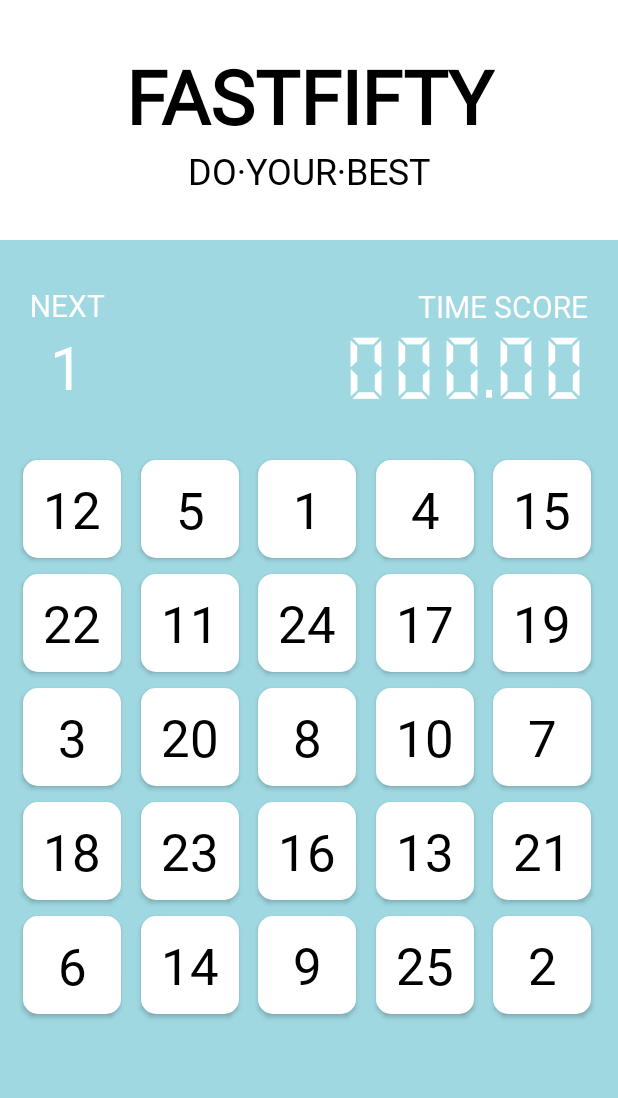
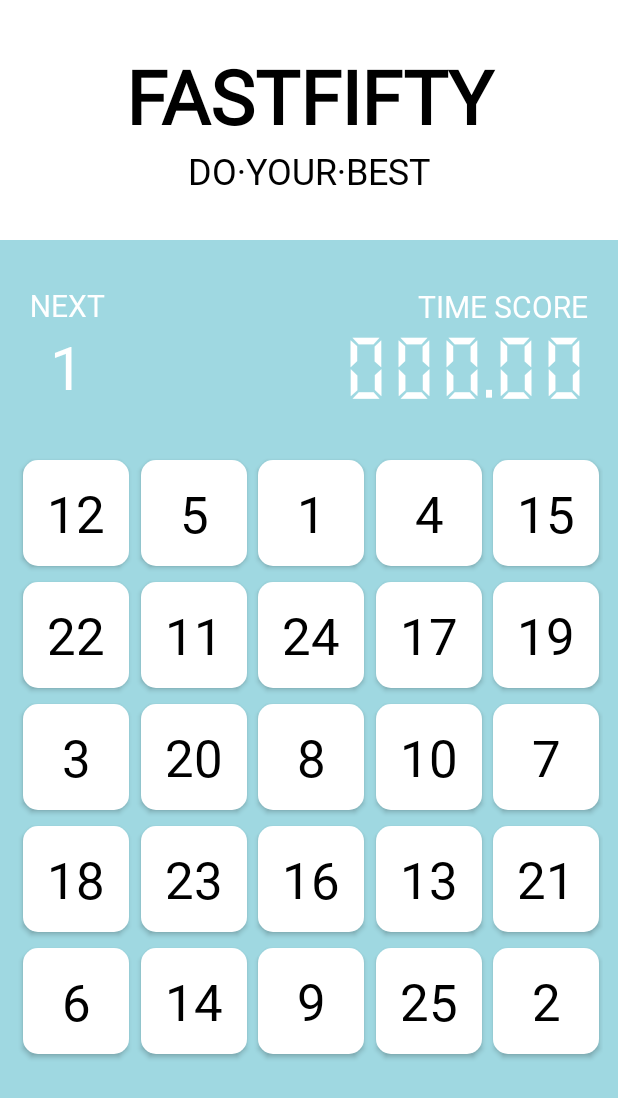
Before and after one commit to yoonsangkwak/soft_squared, an Android app: the screen it shows after launch (GameActivity), after a tap on "START", on a phone screen of 412 x 824 dp. Shown: the top 1098 px of the screen. Run offline under Robolectric (Android 15) with nearby library versions, the phone set to English and light mode, and no system bars.

Commit message:
splash, hint

```diff
--- a/MyThread/app/src/main/AndroidManifest.xml
+++ b/MyThread/app/src/main/AndroidManifest.xml
@@ -9,9 +9,10 @@
         android:label="@string/app_name"
         android:roundIcon="@mipmap/ic_launcher_round"
         android:supportsRtl="true"
-        android:theme="@style/Theme.MyThread">
+        android:theme="@style/MyThread">
         <activity android:name=".GameActivity" />
-        <activity android:name=".MainActivity">
+        <activity android:name=".MainActivity"
+            android:theme="@style/SplashTheme">
             <intent-filter>
                 <action android:name="android.intent.action.MAIN" />
 
--- a/MyThread/app/src/main/java/site/yoonsang/mythread/MainActivity.kt
+++ b/MyThread/app/src/main/java/site/yoonsang/mythread/MainActivity.kt
@@ -15,6 +15,7 @@ class MainActivity : AppCompatActivity() {
     private var bgmIsOn = MyApplication.prefs.getBoolean("bgm")
 
     override fun onCreate(savedInstanceState: Bundle?) {
+        setTheme(R.style.MyThread)
         super.onCreate(savedInstanceState)
         binding = ActivityMainBinding.inflate(layoutInflater)
         setContentView(binding.root)
--- a/MyThread/app/src/main/java/site/yoonsang/mythread/TileAdapter.kt
+++ b/MyThread/app/src/main/java/site/yoonsang/mythread/TileAdapter.kt
@@ -35,15 +35,19 @@ class TileAdapter(
         binding = ItemTileBinding.inflate(inflater, parent, false)
         val lp: GridLayoutManager.LayoutParams =
             binding.root.layoutParams as GridLayoutManager.LayoutParams
-        lp.width = parent.measuredWidth / 6
-        lp.height = parent.measuredWidth / 6
+        if (parent.measuredWidth <= parent.measuredHeight) {
+            lp.width = (parent.measuredWidth / 5.5).toInt()
+            lp.height = (parent.measuredWidth / 5.5).toInt()
+        } else {
+            lp.width = (parent.measuredHeight / 5.5).toInt()
+            lp.height = (parent.measuredHeight / 5.5).toInt()
+        }
         binding.root.layoutParams = lp
         return ViewHolder(binding.root)
     }
 
     override fun onBindViewHolder(holder: ViewHolder, position: Int) {
-        val number = _1to50[position]
-        holder.tileNumber.text = number.toString()
+        holder.tileNumber.text = _1to50[position].toString()
         holder.tileNumber.visibility = visible[position]
     }
 
--- /dev/null
+++ b/MyThread/app/src/main/res/drawable/splash.xml
@@ -0,0 +1,9 @@
+<?xml version="1.0" encoding="utf-8"?>
+<layer-list xmlns:android="http://schemas.android.com/apk/res/android">
+    <item android:drawable="@android:color/white" />
+    <item
+        android:width="150dp"
+        android:height="150dp"
+        android:gravity="center"
+        android:drawable="@drawable/all" />
+</layer-list>
--- a/MyThread/app/src/main/res/layout/activity_game.xml
+++ b/MyThread/app/src/main/res/layout/activity_game.xml
@@ -136,7 +136,6 @@
         android:id="@+id/game_recycler_view"
         android:layout_width="0dp"
         android:layout_height="0dp"
-        app:layout_constraintVertical_weight="1"
         android:layout_margin="10dp"
         android:overScrollMode="never"
         app:layoutManager="androidx.recyclerview.widget.GridLayoutManager"
--- a/MyThread/app/src/main/res/layout/item_high_score.xml
+++ b/MyThread/app/src/main/res/layout/item_high_score.xml
@@ -2,7 +2,7 @@
 <LinearLayout xmlns:android="http://schemas.android.com/apk/res/android"
     android:layout_width="360dp"
     android:layout_height="wrap_content"
-    android:layout_marginVertical="5dp"
+    android:layout_marginVertical="10dp"
     android:orientation="horizontal">
 
     <TextView
--- a/MyThread/app/src/main/res/layout/item_tile.xml
+++ b/MyThread/app/src/main/res/layout/item_tile.xml
@@ -6,7 +6,7 @@
     android:layout_margin="5dp"
     android:padding="5dp"
     android:background="@drawable/number_background"
-    android:fontFamily="@font/popbubble"
+    android:fontFamily="@font/popbubblefill"
     android:text="1"
     android:textColor="@color/black"
     android:textSize="34sp" />
--- a/MyThread/app/src/main/res/values/themes.xml
+++ b/MyThread/app/src/main/res/values/themes.xml
@@ -1,6 +1,6 @@
 <resources xmlns:tools="http://schemas.android.com/tools">
     <!-- Base application theme. -->
-    <style name="Theme.MyThread" parent="Theme.MaterialComponents.DayNight.DarkActionBar">
+    <style name="MyThread" parent="Theme.MaterialComponents.DayNight.DarkActionBar">
         <!-- Primary brand color. -->
         <item name="colorPrimary">@color/purple_500</item>
         <item name="colorPrimaryVariant">@color/purple_700</item>
@@ -14,4 +14,7 @@
         <item name="android:statusBarColor" tools:targetApi="l">@color/black</item>
         <!-- Customize your theme here. -->
     </style>
+    <style name="SplashTheme" parent="Theme.AppCompat.NoActionBar">
+        <item name="android:windowBackground">@drawable/splash</item>
+    </style>
 </resources>
```
Also changed, not shown: MyThread/app/src/main/java/site/yoonsang/mythread/GameActivity.kt (+17 -2 lines), MyThread/app/src/main/res/drawable/all.png (added), 2 other files.
